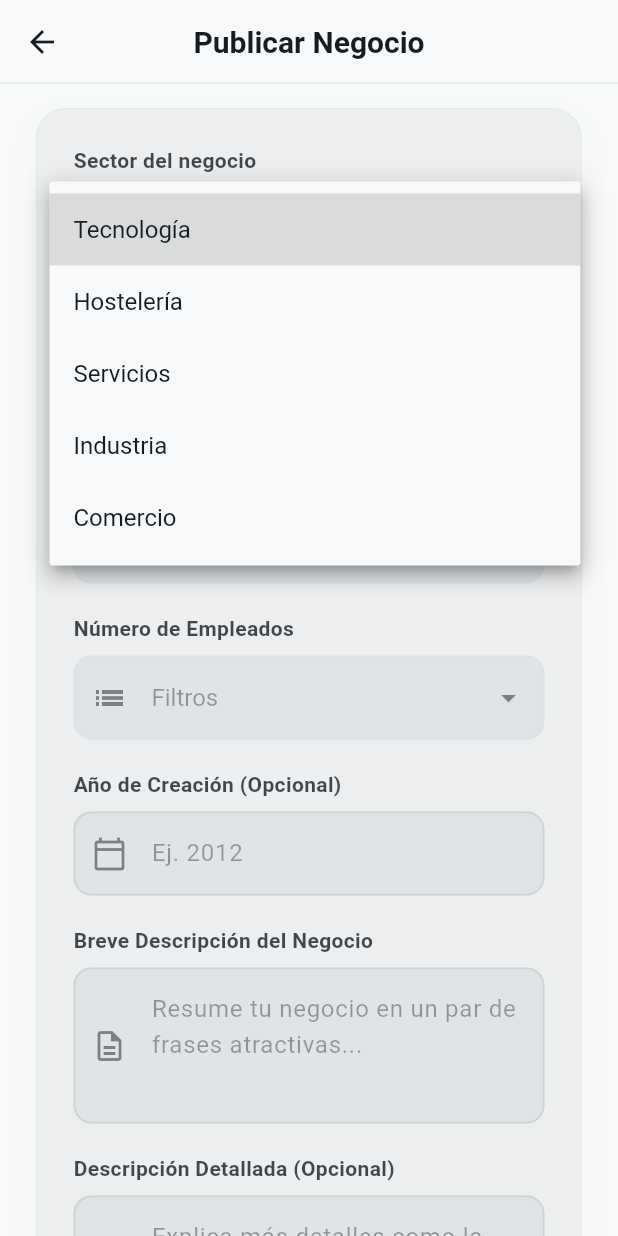
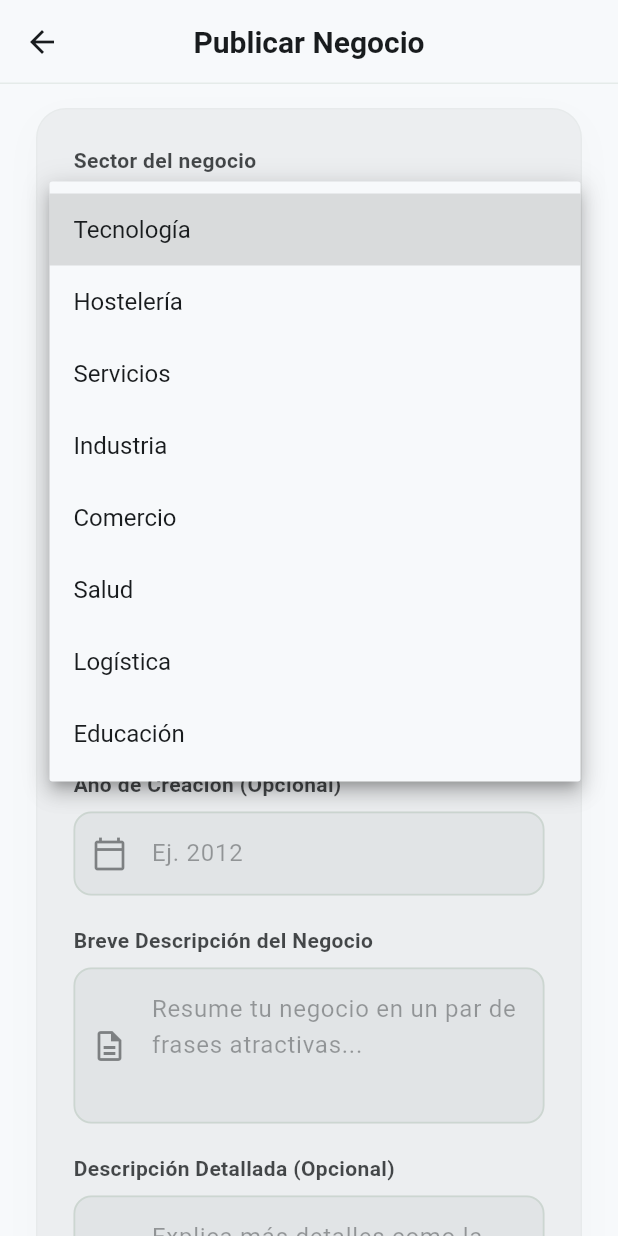
Before and after one commit to relevo-io/app-relevo, a Flutter app: the CreateOfferScreen screen opened directly, after a tap on "Ej. Hostelería, Automoción, Tecnología..", on a phone screen of 412 x 824 dp. Run offline on Flutter 3.47's test engine with Material 3 defaults, Android fonts, the phone set to English and light mode, and no system bars; our stand-ins replace audioplayers, dio, file_picker, firebase_auth, firebase_core, firebase_messaging and 12 more; missing offline and left inert: dart:html, dart:ui_web, record; accounts and stored records are empty; generated files the repository leaves out were written again; network calls fail.

Commit message:
filtros centralizados

```diff
--- a/lib/l10n/app_ca.arb
+++ b/lib/l10n/app_ca.arb
@@ -305,6 +305,8 @@
     "categoryHealth": "Salut",
     "categoryServices": "Serveis",
     "categoryTechnology": "Tecnologia",
+    "categoryLogistics": "Logística",
+    "categoryEducation": "Educació",
     "noOffersFound": "No s'han trobat ofertes",
     "offerPaymentContinueButton": "Seguir amb el pagament",
     "offerPaymentConfirmTitle": "Confirmar pagament i publicar",
--- a/lib/l10n/app_en.arb
+++ b/lib/l10n/app_en.arb
@@ -305,6 +305,8 @@
     "categoryHealth": "Health",
     "categoryServices": "Services",
     "categoryTechnology": "Technology",
+    "categoryLogistics": "Logistics",
+    "categoryEducation": "Education",
     "noOffersFound": "No offers found",
     "offerPaymentContinueButton": "Continue with payment",
     "offerPaymentConfirmTitle": "Confirm payment and publish",
--- a/lib/l10n/app_es.arb
+++ b/lib/l10n/app_es.arb
@@ -317,6 +317,8 @@
     "categoryHealth": "Salud",
     "categoryServices": "Servicios",
     "categoryTechnology": "Tecnología",
+    "categoryLogistics": "Logística",
+    "categoryEducation": "Educación",
     "noOffersFound": "No se encontraron ofertas",
     "offerPaymentContinueButton": "Seguir con el pago",
     "offerPaymentConfirmTitle": "Confirmar pago y publicar",
--- a/lib/l10n/app_localizations.dart
+++ b/lib/l10n/app_localizations.dart
@@ -1930,6 +1930,18 @@ abstract class AppLocalizations {
   /// **'Tecnología'**
   String get categoryTechnology;
 
+  /// No description provided for @categoryLogistics.
+  ///
+  /// In es, this message translates to:
+  /// **'Logística'**
+  String get categoryLogistics;
+
+  /// No description provided for @categoryEducation.
+  ///
+  /// In es, this message translates to:
+  /// **'Educación'**
+  String get categoryEducation;
+
   /// No description provided for @noOffersFound.
   ///
   /// In es, this message translates to:
--- a/lib/l10n/app_localizations_ca.dart
+++ b/lib/l10n/app_localizations_ca.dart
@@ -1000,6 +1000,12 @@ class AppLocalizationsCa extends AppLocalizations {
   String get categoryTechnology => 'Tecnologia';
 
   @override
+  String get categoryLogistics => 'Logística';
+
+  @override
+  String get categoryEducation => 'Educació';
+
+  @override
   String get noOffersFound => 'No s\'han trobat ofertes';
 
   @override
--- a/lib/l10n/app_localizations_en.dart
+++ b/lib/l10n/app_localizations_en.dart
@@ -992,6 +992,12 @@ class AppLocalizationsEn extends AppLocalizations {
   String get categoryTechnology => 'Technology';
 
   @override
+  String get categoryLogistics => 'Logistics';
+
+  @override
+  String get categoryEducation => 'Education';
+
+  @override
   String get noOffersFound => 'No offers found';
 
   @override
--- a/lib/l10n/app_localizations_es.dart
+++ b/lib/l10n/app_localizations_es.dart
@@ -1002,6 +1002,12 @@ class AppLocalizationsEs extends AppLocalizations {
   String get categoryTechnology => 'Tecnología';
 
   @override
+  String get categoryLogistics => 'Logística';
+
+  @override
+  String get categoryEducation => 'Educación';
+
+  @override
   String get noOffersFound => 'No se encontraron ofertas';
 
   @override
--- a/lib/screens/create_offer_screen.dart
+++ b/lib/screens/create_offer_screen.dart
@@ -203,6 +203,16 @@ class _CreateOfferScreenState extends ConsumerState<CreateOfferScreen> {
         case 'retail':
         case 'comercio':
           return l10n.categoryRetail;
+        case 'healthcare':
+        case 'health':
+        case 'salud':
+          return l10n.categoryHealth;
+        case 'logistics':
+        case 'logistica':
+          return l10n.categoryLogistics;
+        case 'education':
+        case 'educacion':
+          return l10n.categoryEducation;
         default:
           return sectorKey;
       }
@@ -519,17 +529,30 @@ class _CreateOfferScreenState extends ConsumerState<CreateOfferScreen> {
         case 'retail':
         case 'comercio':
           return l10n.categoryRetail;
+        case 'healthcare':
+        case 'health':
+        case 'salud':
+          return l10n.categoryHealth;
+        case 'logistics':
+        case 'logistica':
+          return l10n.categoryLogistics;
+        case 'education':
+        case 'educacion':
+          return l10n.categoryEducation;
         default:
           return sectorKey;
       }
     }
 
     final List<String> sectorOptions = [
-      'Technology',
-      'Hospitality',
-      'Services',
-      'Industrial',
-      'Retail',
+      'TECHNOLOGY',
+      'HOSPITALITY',
+      'SERVICES',
+      'INDUSTRIAL',
+      'RETAIL',
+      'HEALTHCARE',
+      'LOGISTICS',
+      'EDUCATION',
     ];
 
     return Scaffold(
```
Also changed, not shown: lib/screens/home_screen.dart (+29 -106 lines), lib/widgets/offer_card_grid.dart (+31 -4 lines), lib/widgets/premium_invite_dialog.dart (added, +63 -0 lines).
